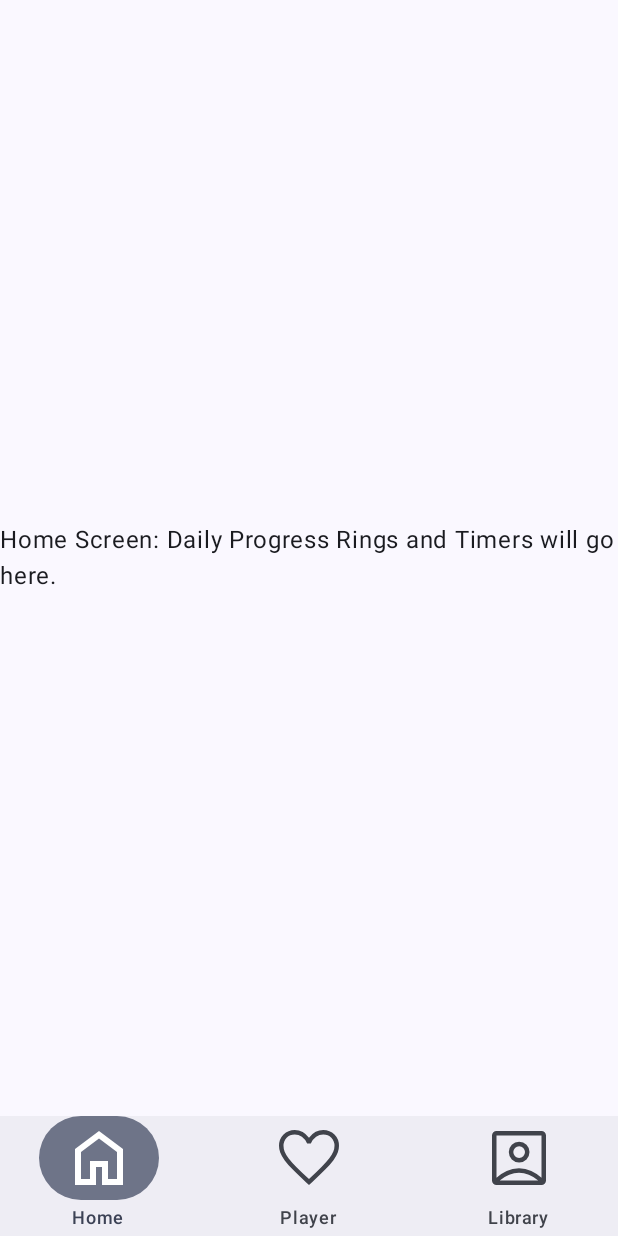
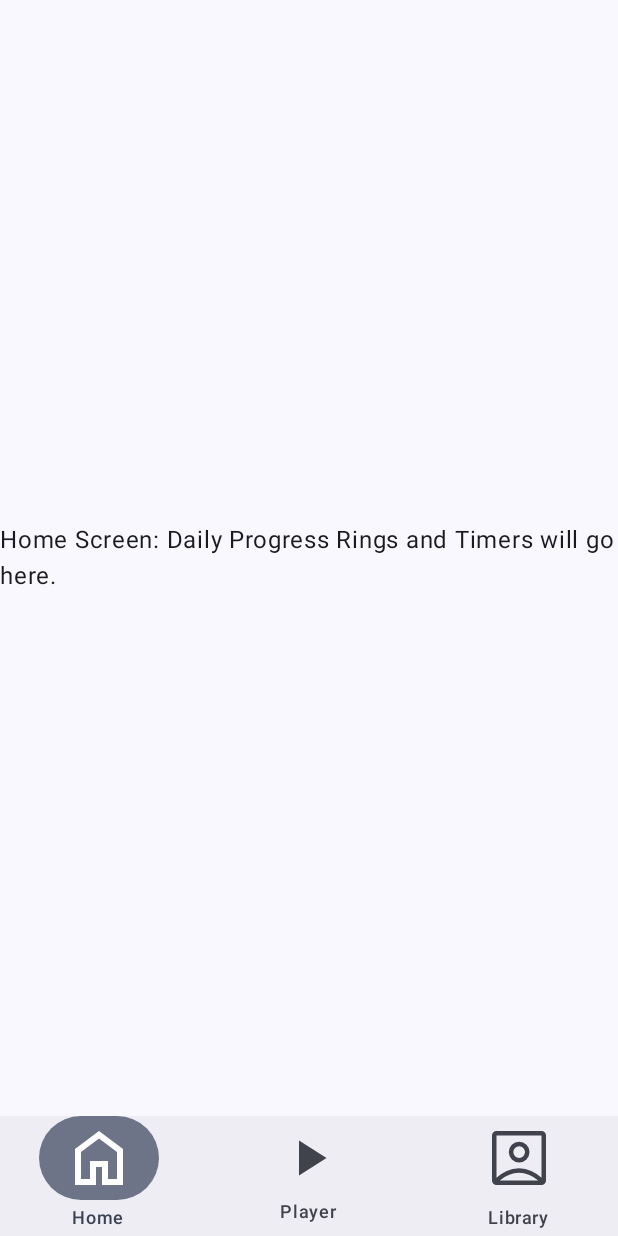
Before and after one commit to shomlea/SPZ, an Android app built with Jetpack Compose: the screen it shows after launch (MainActivity), on a phone screen of 412 x 824 dp. Run offline under Robolectric (Android 15) with nearby library versions, the phone set to English and light mode, and no system bars; our stand-ins replace navigation suite.

Commit message:
Hook up bottom navigation to Home, Player, and Library
- Replaced the template Greeting with placeholder screens for Home, Player, and Library.
- Added screen switching logic in MainActivity.
- Renamed the navigation tabs and updated the preview.
- Changed Icon for middle section to Play Arrow.

```diff
--- a/app/src/main/java/com/spzgroup/spz/MainActivity.kt
+++ b/app/src/main/java/com/spzgroup/spz/MainActivity.kt
@@ -75,7 +75,7 @@ enum class AppDestinations(
 )
 {
     HOME("Home", R.drawable.ic_home),
-    PLAYER("Player", R.drawable.ic_favorite), // Placeholder for Player
+    PLAYER("Player", R.drawable.baseline_play_arrow_24), // Placeholder for Player
     LIBRARY("Library", R.drawable.ic_account_box) // Placeholder for Library
 }
 
--- /dev/null
+++ b/app/src/main/res/drawable/baseline_play_arrow_24.xml
@@ -0,0 +1,20 @@
+<!--
+  ~ Copyright (C) 2026 The Android Open Source Project
+  ~
+  ~ Licensed under the Apache License, Version 2.0 (the "License");
+  ~ you may not use this file except in compliance with the License.
+  ~ You may obtain a copy of the License at
+  ~
+  ~      http://www.apache.org/licenses/LICENSE-2.0
+  ~
+  ~ Unless required by applicable law or agreed to in writing, software
+  ~ distributed under the License is distributed on an "AS IS" BASIS,
+  ~ WITHOUT WARRANTIES OR CONDITIONS OF ANY KIND, either express or implied.
+  ~ See the License for the specific language governing permissions and
+  ~ limitations under the License.
+  -->
+<vector xmlns:android="http://schemas.android.com/apk/res/android" android:height="40dp" android:tint="#000000" android:viewportHeight="24" android:viewportWidth="24" android:width="40dp">
+
+    <path android:fillColor="@android:color/white" android:pathData="M8,5v14l11,-7z"/>
+
+</vector>
```
